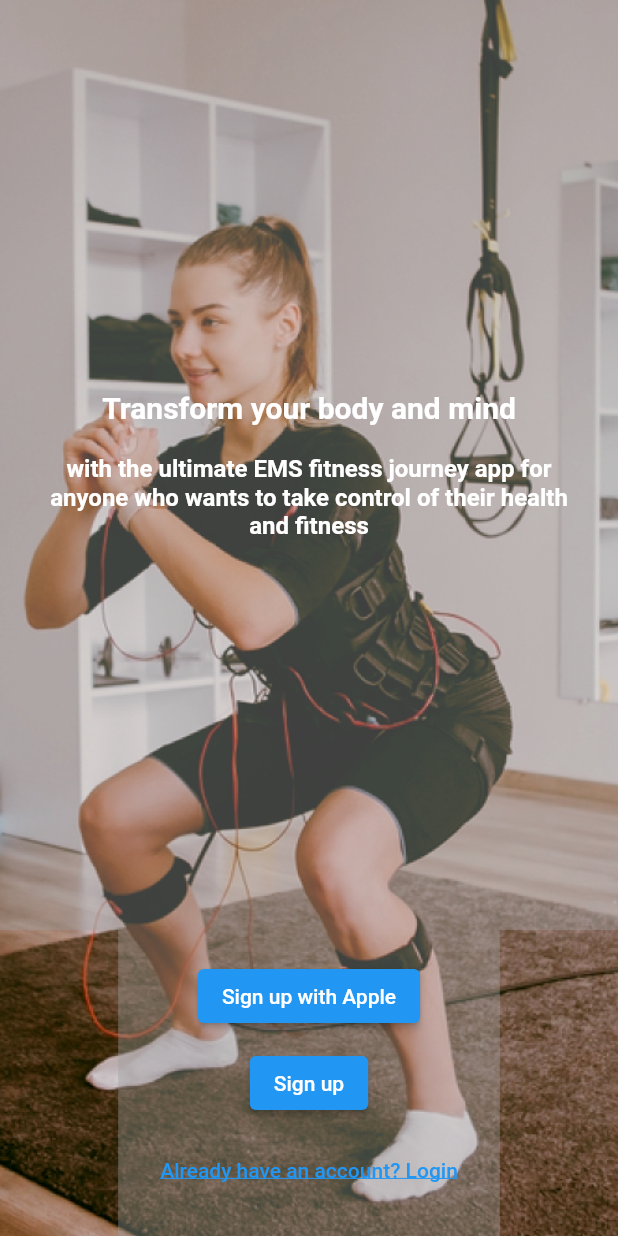
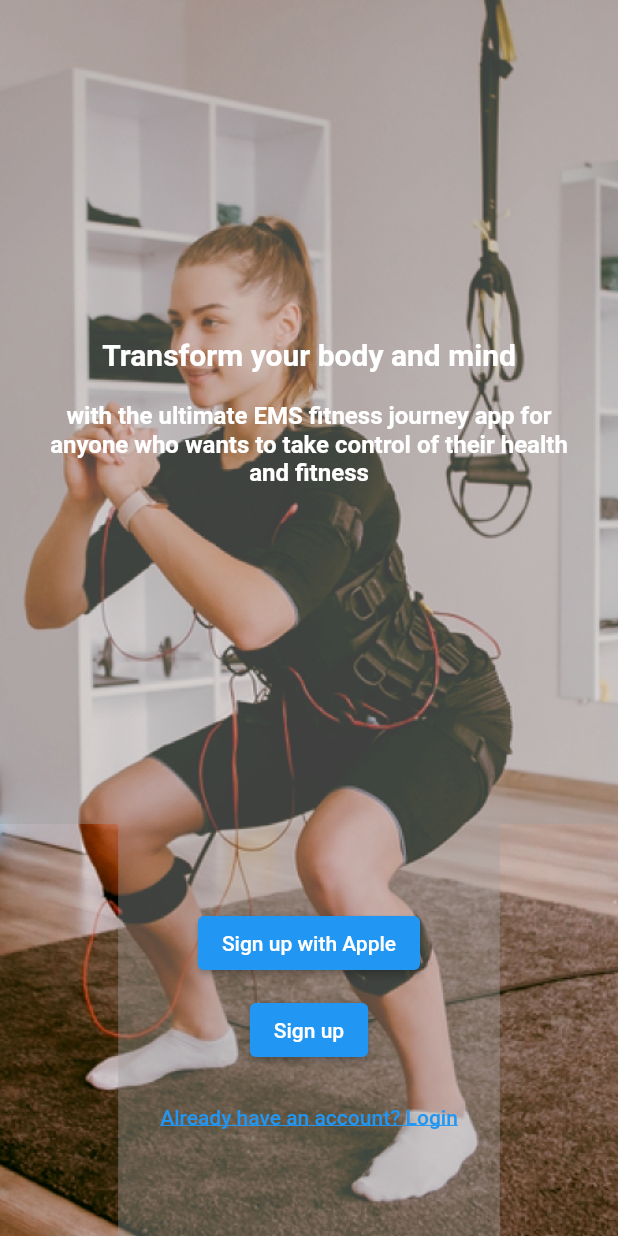
Before and after one commit to Digital-Spike/fitness, a Flutter app: the WelcomePage screen opened directly, on a phone screen of 412 x 824 dp. Run offline on Flutter 3.47's test engine with Material 2 defaults, Android fonts, the phone set to English and light mode, and no system bars; our stand-ins replace carousel_slider, cloud_firestore, firebase_auth, firebase_core, fluttertoast, get and 4 more; missing offline and left inert: animated_icon, dart:ffi, ff_navigation_bar_plus; accounts and stored records are empty.

Commit message:
welcomescreen

```diff
--- a/lib/authentication screen/welcome.dart
+++ b/lib/authentication screen/welcome.dart
@@ -20,6 +20,8 @@ class WelcomePage extends StatelessWidget {
           Column(
             children: [
               Expanded(
+                flex:
+                    2, // Adjust the flex value to change the height ratio of the sections
                 child: Container(
                   color: Colors.grey.withOpacity(0.4),
                   child: Padding(
@@ -45,14 +47,15 @@ class WelcomePage extends StatelessWidget {
                           ),
                           textAlign: TextAlign.center,
                         ),
-
-                        ////////////////////// text field//////
                       ],
                     ),
                   ),
                 ),
               ),
-              Container(
+              Expanded(
+                flex:
+                    1, // Adjust the flex value to change the height ratio of the sections
+                child: Container(
                   color: Colors.grey.withOpacity(0.4),
                   child: Padding(
                     padding: const EdgeInsets.all(20.0),
@@ -93,6 +96,7 @@ class WelcomePage extends StatelessWidget {
                     ),
                   ),
                 ),
+              ),
             ],
           ),
         ],
```
Lines whose indentation alone changed are shown as unchanged.
